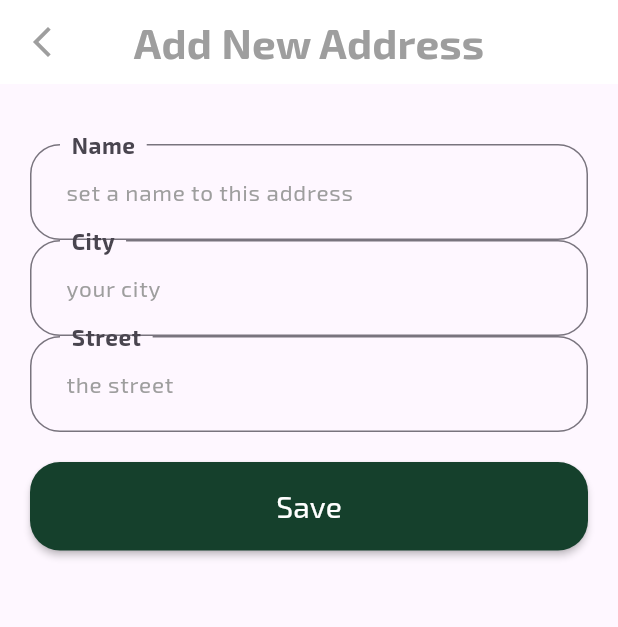
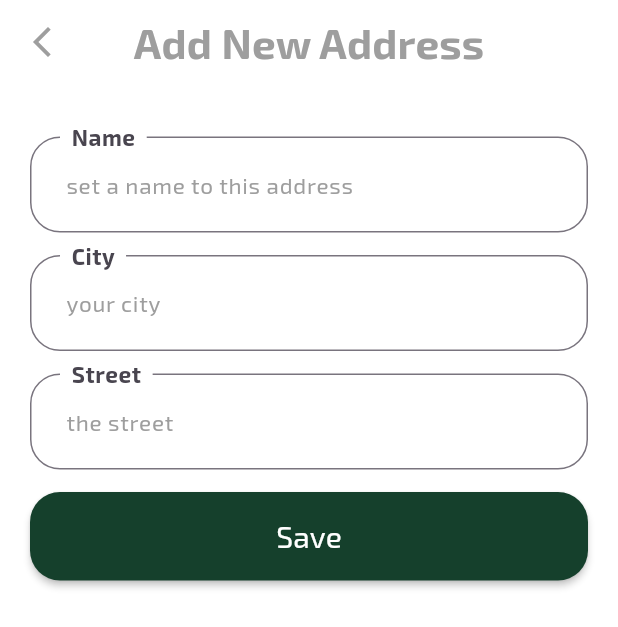
Before and after one commit to AymanBld/online-shope-app, a Flutter app: the NewAddress screen opened by its route, on a phone screen of 412 x 824 dp. Shown: the top 627 px of the screen. Run offline on Flutter 3.47's test engine with Material 3 defaults, Android fonts, the phone set to English and light mode, and no system bars; our stand-ins replace firebase_core, flutter_otp_text_field, get, shared_preferences; accounts and stored records are empty; network calls fail; project files that could hold a hidden picture were left out.

Commit message:
relink creat new address

```diff
--- a/main_app/lib/view/screens/setting/address/adress.dart
+++ b/main_app/lib/view/screens/setting/address/adress.dart
@@ -23,6 +23,7 @@ class Address extends StatelessWidget {
         child: const Icon(Icons.add),
       ),
       floatingActionButtonLocation: FloatingActionButtonLocation.endFloat,
+      backgroundColor: AppColor.backgroundColor,
       appBar: const CustumAppBar(title: 'Address'),
       body: GetBuilder<AddressCtrl>(
         builder:
--- a/main_app/lib/view/screens/setting/address/new_address.dart
+++ b/main_app/lib/view/screens/setting/address/new_address.dart
@@ -14,13 +14,14 @@ class NewAddress extends StatelessWidget {
     NewAddressCtrl controller = Get.put(NewAddressCtrl());
     return Scaffold(
       appBar: const CustumAppBar(title: 'Add New Address'),
+      backgroundColor: Colors.white,
       body: Padding(
         padding: const EdgeInsets.all(20),
         child: Form(
           key: controller.formkey,
           child: ListView(
             children: [
-              const SizedBox(height: 20),
+              const SizedBox(height: 15),
               CustumTextField(
                 hint: 'set a name to this address',
                 label: 'Name',
@@ -29,6 +30,7 @@ class NewAddress extends StatelessWidget {
                 control: controller.name,
                 valid: (p0) => validate(p0!, ''),
               ),
+              const SizedBox(height: 15),
               CustumTextField(
                 hint: 'your city',
                 label: 'City',
@@ -37,6 +39,7 @@ class NewAddress extends StatelessWidget {
                 control: controller.city,
                 valid: (p0) => validate(p0!, ''),
               ),
+              const SizedBox(height: 15),
               CustumTextField(
                 hint: 'the street',
                 label: 'Street',
@@ -45,12 +48,13 @@ class NewAddress extends StatelessWidget {
                 control: controller.street,
                 valid: (p0) => validate(p0!, ''),
               ),
-              const SizedBox(height: 20),
+              const SizedBox(height: 15),
               CustumButton(
-                  text: 'Save',
-                  ontap: () {
-                    controller.onSave();
-                  })
+                text: 'Save',
+                ontap: () {
+                  controller.onSave();
+                },
+              ),
             ],
           ),
         ),
```
Also changed, not shown: main_app/lib/controller/setting/address/new_address_ctrl.dart (+17 -9 lines), main_app/lib/view/screens/setting/address/new_address_position.dart (+10 -11 lines).
